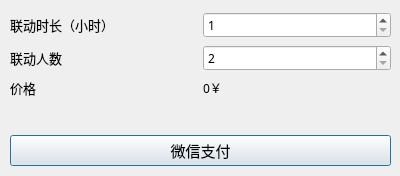
Above: ui/windows/buyrelay.ui from reitovo/vlink-client before the change. Below: the same form after it.
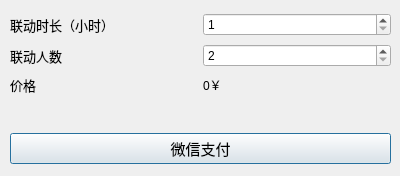
That is the form after the change. The open tabs and pages were chosen to show the change.

What changed in the file:
```diff
--- a/ui/windows/buyrelay.ui
+++ b/ui/windows/buyrelay.ui
@@ -62,7 +62,7 @@
           </property>
           <property name="font">
            <font>
-            <family>MiSans</family>
+            <family>Microsoft YaHei UI</family>
             <pointsize>10</pointsize>
            </font>
           </property>
@@ -75,7 +75,7 @@
          <widget class="QSpinBox" name="hoursSpin">
           <property name="font">
            <font>
-            <family>MiSans</family>
+            <family>Microsoft YaHei UI</family>
            </font>
           </property>
           <property name="minimum">
@@ -100,7 +100,7 @@
           </property>
           <property name="font">
            <font>
-            <family>MiSans</family>
+            <family>Microsoft YaHei UI</family>
             <pointsize>10</pointsize>
            </font>
           </property>
@@ -113,7 +113,7 @@
          <widget class="QSpinBox" name="personSpin">
           <property name="font">
            <font>
-            <family>MiSans</family>
+            <family>Microsoft YaHei UI</family>
            </font>
           </property>
           <property name="minimum">
@@ -150,7 +150,7 @@
           </property>
           <property name="font">
            <font>
-            <family>MiSans</family>
+            <family>Microsoft YaHei UI</family>
             <pointsize>10</pointsize>
            </font>
           </property>
@@ -181,7 +181,7 @@
           </property>
           <property name="font">
            <font>
-            <family>MiSans</family>
+            <family>Microsoft YaHei UI</family>
            </font>
           </property>
           <property name="text">
@@ -217,7 +217,7 @@
         </property>
         <property name="font">
          <font>
-          <family>MiSans</family>
+          <family>Microsoft YaHei UI</family>
           <pointsize>11</pointsize>
          </font>
         </property>
```
